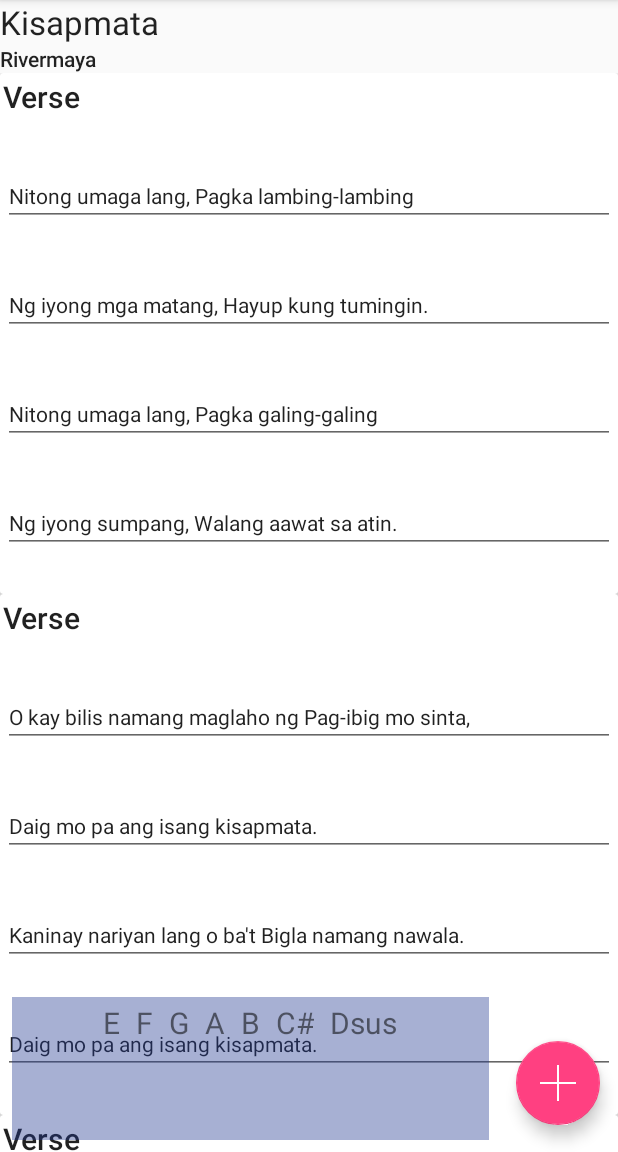
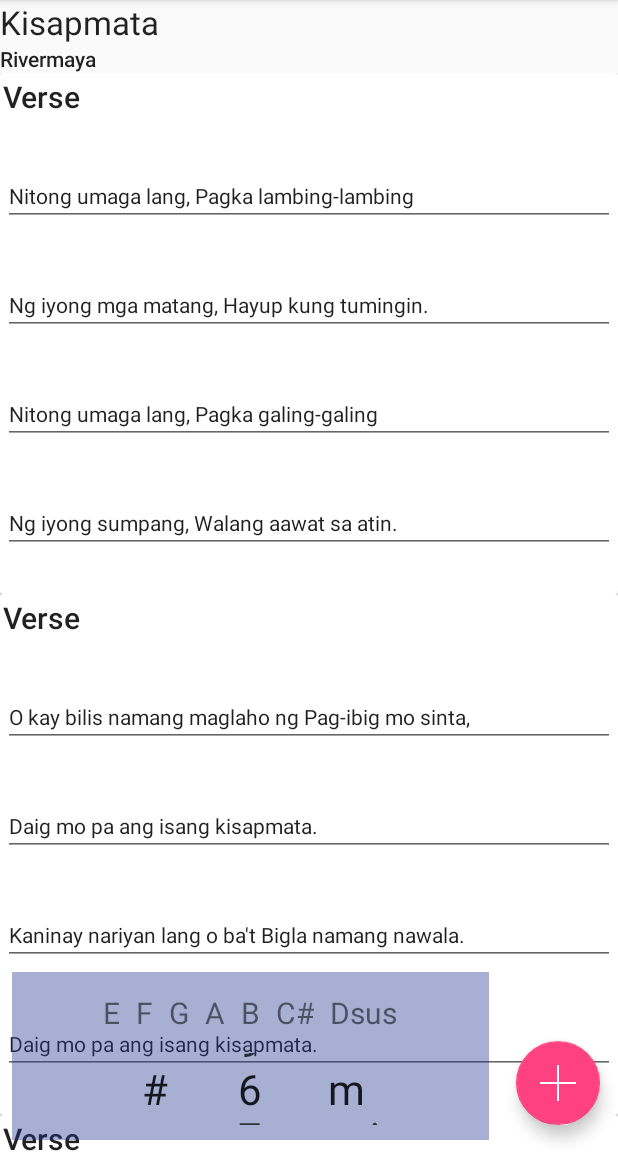
Before and after one commit to MarvLpz/Music-App-Essentials, an Android app: the screen it shows after launch (SongActivity), after a tap on an icon or button, on a phone screen of 412 x 824 dp, the part 84-1236 px from its top. Run offline under Robolectric (Android 15) with nearby library versions, the phone set to English and light mode, and no system bars; our stand-ins replace Room's generated code.

Commit message:
Added pickers on the chord container

```diff
--- a/Kuwerdas/app/src/main/java/com/example/marvin/myadvancerv/song/SongActivity.java
+++ b/Kuwerdas/app/src/main/java/com/example/marvin/myadvancerv/song/SongActivity.java
@@ -26,6 +26,7 @@ import android.view.View;
 import android.widget.Button;
 import android.widget.FrameLayout;
 import android.widget.LinearLayout;
+import android.widget.NumberPicker;
 import android.widget.TextView;
 import android.widget.Toast;
 
@@ -125,8 +126,34 @@ public class SongActivity extends AppCompatActivity  implements OnStartDragListe
                 fbDialogue.show();
             }
         });*/
+
+        NumberPicker accidental = findViewById(R.id.accidentals);
+
+        accidental.setMinValue(0);
+        accidental.setMaxValue(2);
+        accidental.setDisplayedValues( new String[] { "#", "n", "b" } );
+        accidental.setOnValueChangedListener(onValueChangeListener);
+
+        NumberPicker number = findViewById(R.id.number);
+        number.setMinValue(6);
+        number.setMaxValue(9);
+        number.setOnValueChangedListener(onValueChangeListener);
+
+        NumberPicker scale = findViewById(R.id.scale);
+        scale.setMinValue(0);
+        scale.setMaxValue(2);
+        scale.setDisplayedValues( new String[] { "m", "maj", "sus" } );
+        scale.setOnValueChangedListener(onValueChangeListener);
      }
 
+    NumberPicker.OnValueChangeListener onValueChangeListener =
+            new 	NumberPicker.OnValueChangeListener(){
+                @Override
+                public void onValueChange(NumberPicker numberPicker, int i, int i1) {
+                    Toast.makeText(SongActivity.this,
+                            "selected number "+numberPicker.getValue(), Toast.LENGTH_SHORT);
+                }
+            };
 /*     public void showFragment(View view) {
         Fragment fragment;
 
--- a/Kuwerdas/app/src/main/res/layout/activity_song.xml
+++ b/Kuwerdas/app/src/main/res/layout/activity_song.xml
@@ -77,14 +77,24 @@
     <LinearLayout
         android:id="@+id/frame_place"
         android:layout_width="318dp"
-        android:layout_height="95dp"
+        android:layout_height="112dp"
         android:layout_marginBottom="8dp"
         android:layout_marginStart="8dp"
         android:background="#641f378e"
         android:gravity="center_horizontal"
+        android:orientation="vertical"
+        android:paddingBottom="10dp"
         app:layout_constraintBottom_toBottomOf="parent"
         app:layout_constraintStart_toStartOf="parent"
-        tools:ignore="MissingConstraints">
+        tools:ignore="MissingConstraints"
+        >
+
+        <LinearLayout
+            android:layout_width="wrap_content"
+            android:layout_height="wrap_content"
+            android:gravity="center_horizontal"
+            android:orientation="horizontal"
+            android:paddingVertical="10dp">
 
             <TextView
                 android:id="@+id/tv_dragChord1"
@@ -112,6 +122,7 @@
                 android:paddingVertical="3dp"
                 android:text="G"
                 android:textSize="20dp" />
+
             <TextView
                 android:id="@+id/tv_dragChord4"
                 android:layout_width="wrap_content"
@@ -120,6 +131,7 @@
                 android:paddingVertical="3dp"
                 android:text="A"
                 android:textSize="20dp" />
+
             <TextView
                 android:id="@+id/tv_dragChord5"
                 android:layout_width="wrap_content"
@@ -128,6 +140,7 @@
                 android:paddingVertical="3dp"
                 android:text="B"
                 android:textSize="20dp" />
+
             <TextView
                 android:id="@+id/tv_dragChord6"
                 android:layout_width="wrap_content"
@@ -145,6 +158,45 @@
                 android:paddingVertical="3dp"
                 android:text="Dsus"
                 android:textSize="20dp" />
+        </LinearLayout>
+        <LinearLayout
+            android:layout_width="wrap_content"
+            android:layout_height="wrap_content"
+            android:gravity="center_horizontal"
+            android:orientation="horizontal"
+            >
+            <NumberPicker
+
+                android:id="@+id/accidentals"
+                android:layout_width="wrap_content"
+                android:layout_height="wrap_content"
+                android:paddingHorizontal="5dp"
+                android:theme="@style/NumberPickerText"
+                android:scaleX="2"
+                android:scaleY="2"
+                />
+            <NumberPicker
+                android:id="@+id/number"
+                android:layout_width="wrap_content"
+                android:layout_height="wrap_content"
+                android:paddingHorizontal="5dp"
+                android:theme="@style/NumberPickerText"
+                app:layout_constraintEnd_toEndOf="parent"
+                app:layout_constraintStart_toStartOf="parent"
+                android:scaleX="2"
+                android:scaleY="2"
+                />
+            <NumberPicker
+                android:id="@+id/scale"
+                android:layout_width="wrap_content"
+                android:layout_height="wrap_content"
+                android:paddingHorizontal="5dp"
+                android:theme="@style/NumberPickerText"
+                android:scaleX="2"
+                android:scaleY="2"
+                />
+        </LinearLayout>
+
 
     </LinearLayout>
 </android.support.constraint.ConstraintLayout>
--- a/Kuwerdas/app/src/main/res/values/styles.xml
+++ b/Kuwerdas/app/src/main/res/values/styles.xml
@@ -7,5 +7,10 @@
         <item name="colorPrimaryDark">@color/colorPrimaryDark</item>
         <item name="colorAccent">@color/colorAccent</item>
     </style>
+    <style name="NumberPickerText">
+
+        <!--<item name="android:textSize">20dp</item>-->
+
+    </style>
 
 </resources>
```
Lines whose indentation alone changed are shown as unchanged.
